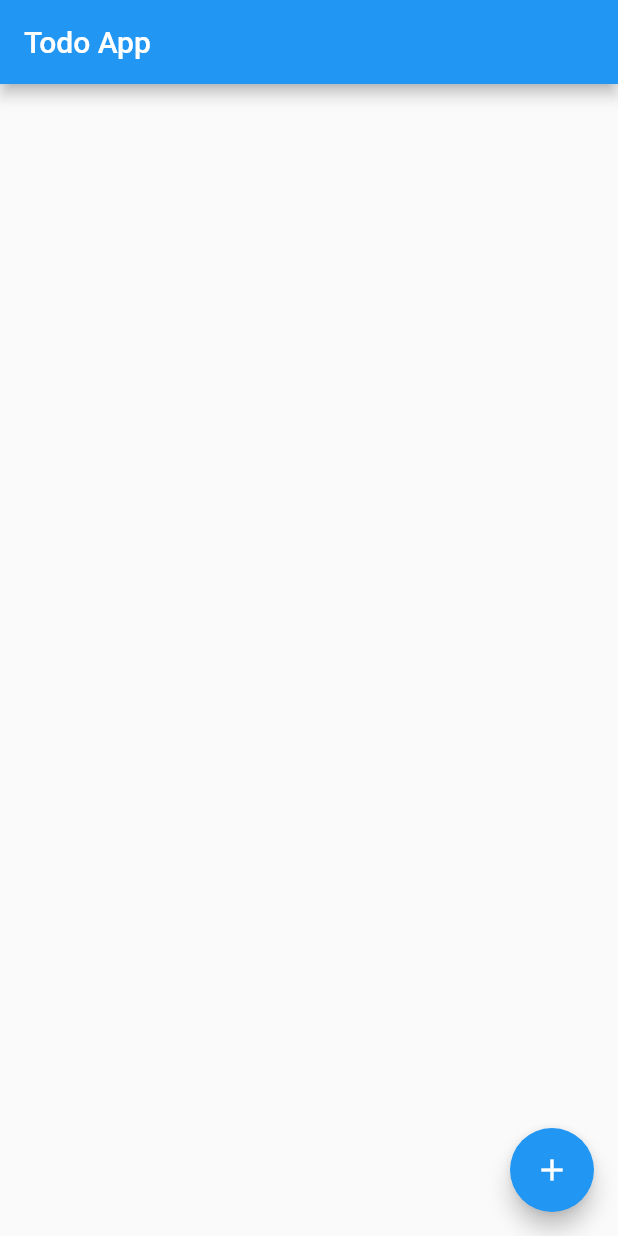
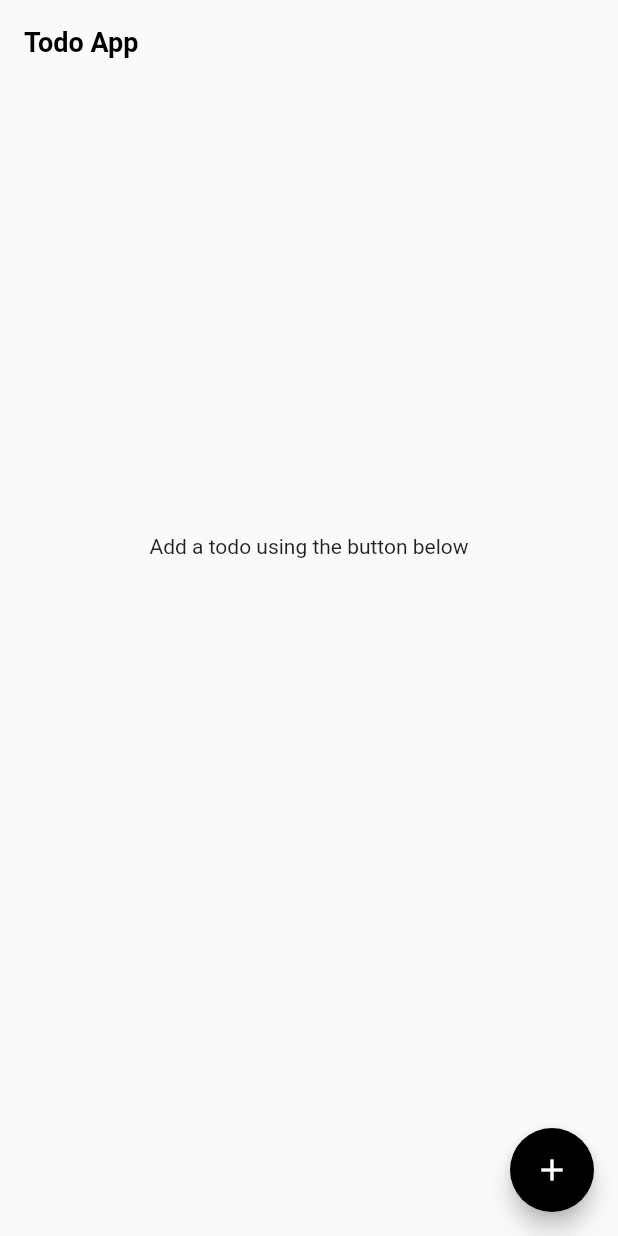
Before and after one commit to peacebefore/todo, a Flutter app: the screen it shows after launch, on a phone screen of 412 x 824 dp. Run offline on Flutter 3.47's test engine with Material 2 defaults, Android fonts, the phone set to English and light mode, and no system bars; our stand-ins replace flutter_riverpod, flutter_slidable.

Commit message:
stylized app

```diff
--- a/todo/lib/main.dart
+++ b/todo/lib/main.dart
@@ -11,8 +11,20 @@ class MyApp extends StatelessWidget {
 
   @override
   Widget build(BuildContext context) {
-    return const MaterialApp(
-      home: MyHomePage(),
+    return MaterialApp(
+      theme: ThemeData(
+        appBarTheme: const AppBarTheme(
+          iconTheme: IconThemeData(color: Colors.black),
+          backgroundColor: Colors.transparent,
+          shadowColor: Colors.transparent,
+          titleTextStyle: TextStyle(
+            color: Colors.black,
+            fontWeight: FontWeight.bold,
+            fontSize: 18,
+          )
+        ),
+      ),
+      home: const MyHomePage(),
     );
   }
 }
--- a/todo/lib/pages/completed.dart
+++ b/todo/lib/pages/completed.dart
@@ -1,7 +1,6 @@
 import 'package:flutter/material.dart';
 import 'package:flutter_riverpod/flutter_riverpod.dart';
 import 'package:flutter_slidable/flutter_slidable.dart';
-import 'package:todo/pages/add.dart';
 import 'package:todo/providers/todo_provider.dart';
 import '../models/todo.dart';
 
@@ -32,7 +31,9 @@ class CompletedTodo extends ConsumerWidget {
                 children: [
                   SlidableAction(
                     onPressed: (context) =>
-                      ref.watch(todoProvider.notifier).deleteTodo(index),
+                      ref
+                        .watch(todoProvider.notifier)
+                        .deleteTodo(completedTodos[index].todoId),
                     backgroundColor: Colors.red,
                     borderRadius: const BorderRadius.all(Radius.circular(20)),
                     icon: Icons.delete,
@@ -40,9 +41,17 @@ class CompletedTodo extends ConsumerWidget {
                 ],
               ),
 
-              child: ListTile(
-               title: Text(
-                  completedTodos[index].content,
+              child: Container(
+                margin: const EdgeInsets.all(8),
+                padding: const EdgeInsets.all(10),
+                decoration: const BoxDecoration(
+                  color: Color.fromARGB(179, 146, 218, 240),
+                  borderRadius: BorderRadius.all(Radius.circular(20))
+                ),
+                child: ListTile(
+                 title: Text(
+                    completedTodos[index].content,
+                  ),
                 ),
               ),
             );
--- a/todo/lib/pages/home.dart
+++ b/todo/lib/pages/home.dart
@@ -32,6 +32,14 @@ class MyHomePage extends ConsumerWidget {
       body: ListView.builder(
         itemCount: activeTodos.length + 1,
         itemBuilder: (context, index) {
+          if (activeTodos.isEmpty) {
+            return const Padding(
+              padding: EdgeInsets.only(top: 300.0),
+              child: Center(
+                child: Text("Add a todo using the button below"),
+              ),
+            );
+          }
           if(index == activeTodos.length) {
             if(completedTodos.isEmpty) {
               return Container();
@@ -54,7 +62,9 @@ class MyHomePage extends ConsumerWidget {
                 children: [
                   SlidableAction(
                     onPressed: (context) =>
-                      ref.watch(todoProvider.notifier).deleteTodo(index),
+                      ref
+                        .watch(todoProvider.notifier)
+                        .deleteTodo(activeTodos[index].todoId),
                     backgroundColor: Colors.red,
                     borderRadius: const BorderRadius.all(Radius.circular(20)),
                     icon: Icons.delete,
@@ -66,16 +76,26 @@ class MyHomePage extends ConsumerWidget {
                 children: [
                   SlidableAction(
                     onPressed: (context) =>
-                      ref.watch(todoProvider.notifier).completeTodo(index),
+                      ref
+                        .watch(todoProvider.notifier)
+                        .completeTodo(activeTodos[index].todoId),
                     backgroundColor: Colors.green,
                     borderRadius: const BorderRadius.all(Radius.circular(20)),
                     icon: Icons.check,
                   ),
                 ],
               ),
-              child: ListTile(
-               title: Text(
-                  activeTodos[index].content,
+              child: Container(
+                margin: const EdgeInsets.all(8),
+                padding: const EdgeInsets.all(10),
+                decoration: const BoxDecoration(
+                  color: Color.fromARGB(179, 146, 218, 240),
+                  borderRadius: BorderRadius.all(Radius.circular(20))
+                ),
+                child: ListTile(
+                 title: Text(
+                    activeTodos[index].content,
+                  ),
                 ),
               ),
             );
@@ -89,6 +109,7 @@ class MyHomePage extends ConsumerWidget {
           );
         },
         tooltip: 'Increment',
+        backgroundColor: Colors.black,
         child: const Icon(Icons.add),
       ),
     );
```
